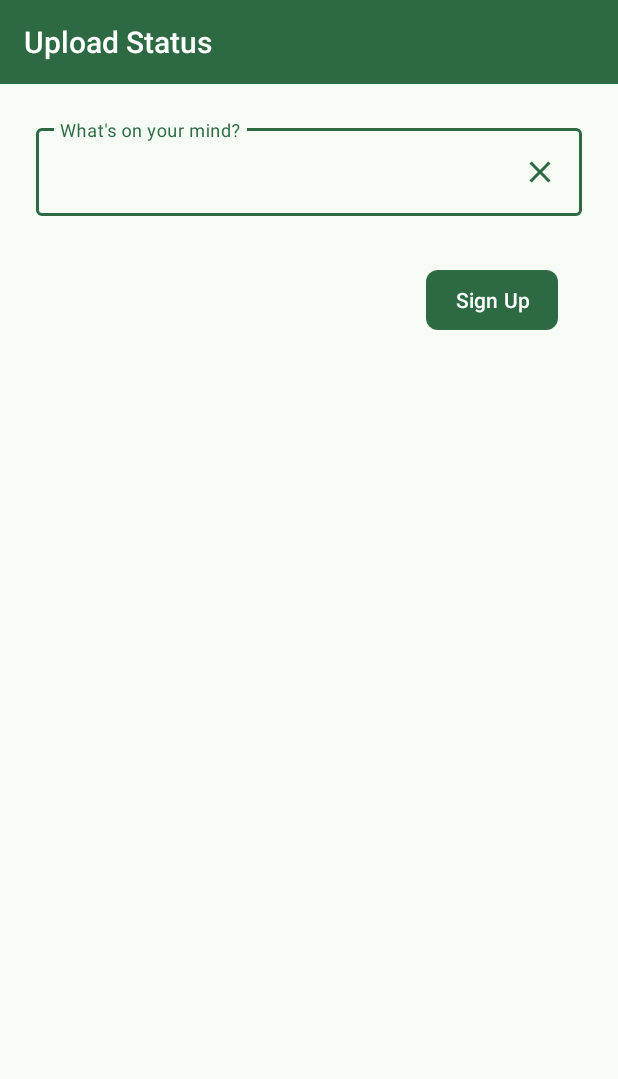
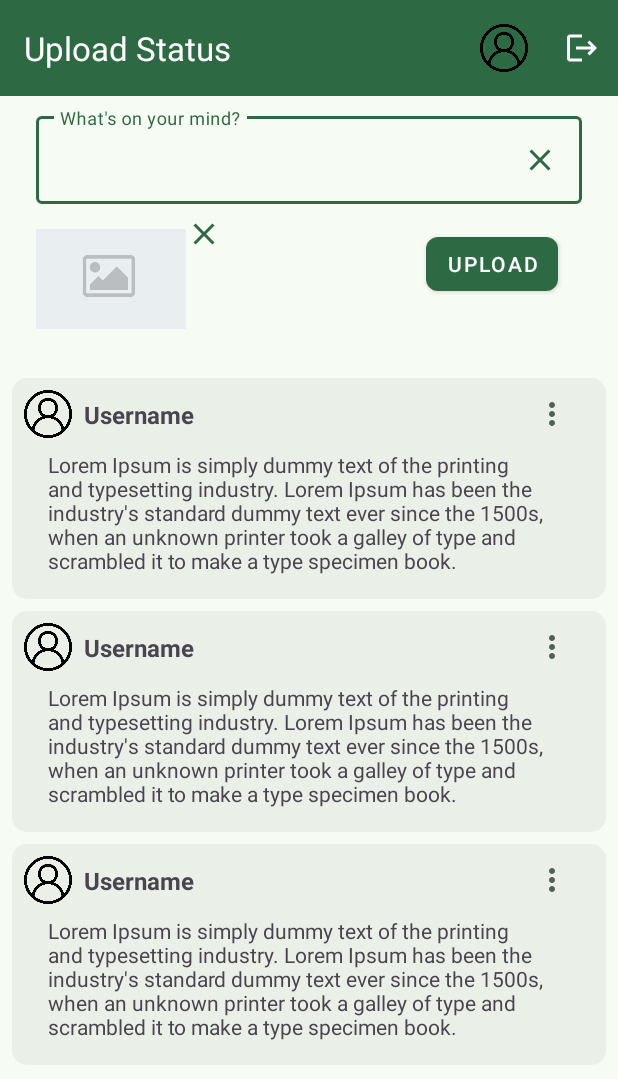
Before and after one commit to MyoWin-andrDev/Mid-Exam, an Android app: the layout activity_home.xml on its own in the app's theme, with its tools: preview values and no code run, on a phone screen of 412 x 824 dp. Shown: the top 1079 px of the screen. Run offline under Robolectric (Android 15) with nearby library versions, the phone set to English and light mode, and no system bars.

Commit message:
Init Upload Status

```diff
--- /dev/null
+++ b/app/src/main/java/com/talentProgramming/midExam/database/StatusDB.kt
@@ -0,0 +1,16 @@
+package com.talentProgramming.midExam.database
+
+import android.content.Context
+import android.database.sqlite.SQLiteDatabase
+import android.database.sqlite.SQLiteOpenHelper
+
+class StatusDB(context : Context) : SQLiteOpenHelper(context, "STATUS_DB", null, 1){
+    val tbl_status = "CREATE TABLE "
+    override fun onCreate(p0: SQLiteDatabase?) {
+
+    }
+
+    override fun onUpgrade(p0: SQLiteDatabase?, p1: Int, p2: Int) {
+        TODO("Not yet implemented")
+    }
+}
--- a/app/src/main/java/com/talentProgramming/midExam/view/HomeActivity.kt
+++ b/app/src/main/java/com/talentProgramming/midExam/view/HomeActivity.kt
@@ -4,6 +4,8 @@ import android.annotation.SuppressLint
 import android.content.Intent
 import android.os.Bundle
 import android.util.Log
+import android.view.Menu
+import android.view.MenuItem
 import androidx.activity.enableEdgeToEdge
 import androidx.appcompat.app.AppCompatActivity
 import com.talentProgramming.midExam.R
@@ -20,6 +22,18 @@ class HomeActivity : AppCompatActivity() {
 //            val username = intent.getStringExtra("username")
 //            Log.d("userName", username.toString())
 //            showToast("Hello $username !!!")
-        setActionBar(binding.tbHome)
+        setSupportActionBar(binding.tbHome)
+    }
+
+    override fun onCreateOptionsMenu(menu: Menu?): Boolean {
+        menuInflater.inflate(R.menu.menu_item, menu)
+        return super.onCreateOptionsMenu(menu)
+    }
+
+    override fun onOptionsItemSelected(item: MenuItem): Boolean {
+        when(item.itemId){
+            R.id.logout -> showToast("Successfully Logged Out !")
+        }
+        return super.onOptionsItemSelected(item)
     }
 }
--- /dev/null
+++ b/app/src/main/res/drawable/bg_status.xml
@@ -0,0 +1,6 @@
+<?xml version="1.0" encoding="utf-8"?>
+<shape xmlns:android="http://schemas.android.com/apk/res/android"
+    android:shape="rectangle">
+    <corners android:radius="10dp"/>
+    <solid android:color="?attr/colorSurfaceContainer"/>
+</shape>
--- /dev/null
+++ b/app/src/main/res/drawable/ic_camera.xml
@@ -0,0 +1,5 @@
+<vector xmlns:android="http://schemas.android.com/apk/res/android" android:height="24dp" android:tint="?attr/colorSecondary" android:viewportHeight="24" android:viewportWidth="24" android:width="24dp">
+
+    <path android:fillColor="@android:color/white" android:pathData="M3,4V1h2v3h3v2H5v3H3V6H0V4H3zM6,10V7h3V4h7l1.83,2H21c1.1,0 2,0.9 2,2v12c0,1.1 -0.9,2 -2,2H5c-1.1,0 -2,-0.9 -2,-2V10H6zM13,19c2.76,0 5,-2.24 5,-5s-2.24,-5 -5,-5s-5,2.24 -5,5S10.24,19 13,19zM9.8,14c0,1.77 1.43,3.2 3.2,3.2s3.2,-1.43 3.2,-3.2s-1.43,-3.2 -3.2,-3.2S9.8,12.23 9.8,14z"/>
+
+</vector>
--- /dev/null
+++ b/app/src/main/res/drawable/ic_image.xml
@@ -0,0 +1,5 @@
+<vector xmlns:android="http://schemas.android.com/apk/res/android" android:height="24dp" android:tint="?attr/colorSecondary" android:viewportHeight="24" android:viewportWidth="24" android:width="24dp">
+
+    <path android:fillColor="@android:color/white" android:pathData="M19,7v2.99s-1.99,0.01 -2,0L17,7h-3s0.01,-1.99 0,-2h3L17,2h2v3h3v2h-3zM16,11L16,8h-3L13,5L5,5c-1.1,0 -2,0.9 -2,2v12c0,1.1 0.9,2 2,2h12c1.1,0 2,-0.9 2,-2v-8h-3zM5,19l3,-4 2,3 3,-4 4,5L5,19z"/>
+
+</vector>
--- /dev/null
+++ b/app/src/main/res/drawable/ic_logout.xml
@@ -0,0 +1,5 @@
+<vector xmlns:android="http://schemas.android.com/apk/res/android" android:autoMirrored="true" android:height="24dp" android:tint="#FFFFFF" android:viewportHeight="24" android:viewportWidth="24" android:width="24dp">
+
+    <path android:fillColor="@android:color/white" android:pathData="M17,7l-1.41,1.41L18.17,11H8v2h10.17l-2.58,2.58L17,17l5,-5zM4,5h8V3H4c-1.1,0 -2,0.9 -2,2v14c0,1.1 0.9,2 2,2h8v-2H4V5z"/>
+
+</vector>
--- /dev/null
+++ b/app/src/main/res/drawable/ic_more_vert.xml
@@ -0,0 +1,5 @@
+<vector xmlns:android="http://schemas.android.com/apk/res/android" android:height="24dp" android:tint="?attr/colorSecondary" android:viewportHeight="24" android:viewportWidth="24" android:width="24dp">
+
+    <path android:fillColor="@android:color/white" android:pathData="M12,8c1.1,0 2,-0.9 2,-2s-0.9,-2 -2,-2 -2,0.9 -2,2 0.9,2 2,2zM12,10c-1.1,0 -2,0.9 -2,2s0.9,2 2,2 2,-0.9 2,-2 -0.9,-2 -2,-2zM12,16c-1.1,0 -2,0.9 -2,2s0.9,2 2,2 2,-0.9 2,-2 -0.9,-2 -2,-2z"/>
+
+</vector>
--- a/app/src/main/res/layout/activity_home.xml
+++ b/app/src/main/res/layout/activity_home.xml
@@ -5,9 +5,10 @@
     android:id="@+id/main"
     android:layout_width="match_parent"
     android:layout_height="match_parent"
+    android:background="?attr/colorSurface"
     tools:context=".view.HomeActivity">
 
-    <Toolbar
+    <androidx.appcompat.widget.Toolbar
         android:id="@+id/tbHome"
         android:layout_width="match_parent"
         android:layout_height="wrap_content"
@@ -15,19 +16,22 @@
         app:layout_constraintEnd_toEndOf="parent"
         app:layout_constraintTop_toTopOf="parent"
         android:background="?attr/colorPrimary"
-        android:title="Upload Status"
-        android:titleTextColor="?attr/colorOnPrimary"/>
+        app:title="Upload Status"
+        app:titleTextColor="?attr/colorOnPrimary"
+        app:menu="@menu/menu_item"/>
 
     <com.google.android.material.textfield.TextInputLayout
         android:id="@+id/ilStatus"
         android:layout_width="match_parent"
         android:layout_height="wrap_content"
+        style="@style/Widget.Material3.TextInputLayout.OutlinedBox"
         app:layout_constraintTop_toBottomOf="@id/tbHome"
         app:layout_constraintStart_toStartOf="parent"
         app:layout_constraintEnd_toEndOf="parent"
-        app:boxStrokeColor="@color/md_theme_primary"
         android:textColorHint="@color/md_theme_secondary"
-        android:layout_margin="24dp">
+        android:layout_marginStart="24dp"
+        android:layout_marginEnd="24dp"
+        android:layout_marginTop="8dp">
 
         <com.google.android.material.textfield.TextInputEditText
             android:id="@+id/etStatus"
@@ -42,17 +46,65 @@
 
     </com.google.android.material.textfield.TextInputLayout>
 
+    <ImageView
+        android:id="@+id/ivCamera"
+        android:layout_width="32dp"
+        android:layout_height="32dp"
+        app:layout_constraintStart_toStartOf="@id/ilStatus"
+        app:layout_constraintTop_toTopOf="@id/btSignUp"
+        android:src="@drawable/ic_camera"
+        android:visibility="gone"/>
+
+    <ImageView
+        android:id="@+id/ivImage"
+        android:layout_width="32dp"
+        android:layout_height="32dp"
+        app:layout_constraintStart_toEndOf="@id/ivCamera"
+        app:layout_constraintTop_toTopOf="@id/btSignUp"
+        android:src="@drawable/ic_image"
+        android:layout_marginStart="16dp"
+        android:visibility="gone"/>
+
+    <ImageView
+        android:id="@+id/ivUpload"
+        android:layout_width="100dp"
+        android:layout_height="100dp"
+        app:layout_constraintStart_toStartOf="@id/ilStatus"
+        app:layout_constraintTop_toBottomOf="@id/ilStatus"
+        android:src="@drawable/default_image"/>
+
+    <ImageView
+        android:id="@+id/ivClear"
+        android:layout_width="wrap_content"
+        android:layout_height="wrap_content"
+        app:layout_constraintStart_toEndOf="@id/ivUpload"
+        app:layout_constraintTop_toTopOf="@id/ivUpload"
+        android:src="@drawable/ic_clear"
+        android:layout_marginTop="8dp"/>
+
     <com.google.android.material.button.MaterialButton
         android:id="@+id/btSignUp"
         android:layout_width="wrap_content"
         android:layout_height="wrap_content"
-        android:text="Sign Up"
+        style="@style/Widget.MaterialComponents.Button"
+        android:text="Upload"
         app:layout_constraintTop_toBottomOf="@id/ilStatus"
         app:layout_constraintEnd_toEndOf="parent"
         android:layout_marginStart="40dp"
         android:layout_marginEnd="40dp"
-        android:layout_marginTop="32dp"
+        android:layout_marginTop="16dp"
         app:cornerRadius="8dp"
         android:padding="8dp"/>
 
+    <androidx.recyclerview.widget.RecyclerView
+        android:layout_width="match_parent"
+        android:layout_height="wrap_content"
+        app:layout_constraintStart_toStartOf="parent"
+        app:layout_constraintEnd_toEndOf="parent"
+        tools:listitem="@layout/list_view_status"
+        app:layout_constraintTop_toBottomOf="@id/ivUpload"
+        android:layout_marginTop="16dp"
+        android:layout_marginStart="8dp"
+        android:layout_marginEnd="8dp"/>
+
 </androidx.constraintlayout.widget.ConstraintLayout>
--- a/app/src/main/res/layout/activity_login.xml
+++ b/app/src/main/res/layout/activity_login.xml
@@ -36,6 +36,7 @@
         android:id="@+id/etUsername"
         android:layout_width="match_parent"
         android:layout_height="wrap_content"
+        style="@style/Widget.Material3.TextInputLayout.OutlinedBox"
         app:layout_constraintStart_toStartOf="parent"
         app:layout_constraintEnd_toEndOf="parent"
         android:hint="Username"
@@ -60,6 +61,7 @@
             android:id="@+id/etPassword"
             android:layout_width="match_parent"
             android:layout_height="wrap_content"
+            style="@style/Widget.Material3.TextInputLayout.OutlinedBox"
             app:layout_constraintStart_toStartOf="parent"
             app:layout_constraintEnd_toEndOf="parent"
             android:hint="Password"
@@ -72,6 +74,7 @@
         android:id="@+id/btLogin"
         android:layout_width="match_parent"
         android:layout_height="wrap_content"
+        style="@style/Widget.MaterialComponents.Button"
         android:text="Login"
         app:layout_constraintStart_toStartOf="parent"
         app:layout_constraintEnd_toEndOf="parent"
@@ -97,6 +100,7 @@
         android:id="@+id/btRegister"
         android:layout_width="match_parent"
         android:layout_height="wrap_content"
+        style="@style/Widget.MaterialComponents.Button.OutlinedButton"
         android:text="Create New Account"
         android:textColor="@color/md_theme_primary"
         android:backgroundTint="@color/md_theme_surface"
--- a/app/src/main/res/layout/activity_register.xml
+++ b/app/src/main/res/layout/activity_register.xml
@@ -36,6 +36,7 @@
             android:id="@+id/etUsername"
             android:layout_width="match_parent"
             android:layout_height="wrap_content"
+            style="@style/Widget.Material3.TextInputLayout.OutlinedBox"
             app:layout_constraintStart_toStartOf="parent"
             app:layout_constraintEnd_toEndOf="parent"
             android:hint="Username"
@@ -60,6 +61,7 @@
             android:id="@+id/etPassword"
             android:layout_width="match_parent"
             android:layout_height="wrap_content"
+            style="@style/Widget.Material3.TextInputLayout.OutlinedBox"
             app:layout_constraintStart_toStartOf="parent"
             app:layout_constraintEnd_toEndOf="parent"
             android:hint="Password"
@@ -84,6 +86,7 @@
             android:id="@+id/etRePassword"
             android:layout_width="match_parent"
             android:layout_height="wrap_content"
+            style="@style/Widget.Material3.TextInputLayout.OutlinedBox"
             app:layout_constraintStart_toStartOf="parent"
             app:layout_constraintEnd_toEndOf="parent"
             android:hint="Password"
@@ -96,6 +99,7 @@
         android:id="@+id/btSignUp"
         android:layout_width="match_parent"
         android:layout_height="wrap_content"
+        style="@style/Widget.MaterialComponents.Button"
         android:text="Sign Up"
         app:layout_constraintStart_toStartOf="parent"
         app:layout_constraintEnd_toEndOf="parent"
@@ -121,6 +125,7 @@
         android:id="@+id/btLogin"
         android:layout_width="match_parent"
         android:layout_height="wrap_content"
+        style="@style/Widget.MaterialComponents.Button.OutlinedButton"
         android:text="Go To Login"
         android:textColor="@color/md_theme_primary"
         android:backgroundTint="@color/md_theme_surface"
--- /dev/null
+++ b/app/src/main/res/layout/list_view_status.xml
@@ -0,0 +1,52 @@
+<?xml version="1.0" encoding="utf-8"?>
+<androidx.constraintlayout.widget.ConstraintLayout xmlns:android="http://schemas.android.com/apk/res/android"
+    android:layout_width="match_parent"
+    android:layout_height="wrap_content"
+    android:background="@drawable/bg_status"
+    android:padding="8dp"
+    android:layout_marginBottom="8dp"
+    xmlns:app="http://schemas.android.com/apk/res-auto">
+
+    <ImageView
+        android:id="@+id/ivProfile"
+        android:layout_width="32dp"
+        android:layout_height="32dp"
+        app:layout_constraintStart_toStartOf="parent"
+        app:layout_constraintTop_toTopOf="parent"
+        android:src="@drawable/user"/>
+
+    <TextView
+        android:layout_width="wrap_content"
+        android:layout_height="wrap_content"
+        app:layout_constraintStart_toEndOf="@id/ivProfile"
+        app:layout_constraintTop_toTopOf="@id/ivProfile"
+        app:layout_constraintBottom_toBottomOf="@id/ivProfile"
+        android:text="Username"
+        android:layout_marginStart="8dp"
+        android:textSize="16sp"
+        android:textStyle="bold"/>
+
+    <ImageView
+        android:id="@+id/ivMore"
+        android:layout_width="24dp"
+        android:layout_height="24dp"
+        app:layout_constraintEnd_toEndOf="parent"
+        app:layout_constraintTop_toTopOf="@id/ivProfile"
+        app:layout_constraintBottom_toBottomOf="@id/ivProfile"
+        android:src="@drawable/ic_more_vert"
+        android:layout_marginEnd="16dp"/>
+
+    <TextView
+        android:layout_width="0dp"
+        android:layout_height="wrap_content"
+        app:layout_constraintStart_toStartOf="parent"
+        app:layout_constraintEnd_toEndOf="parent"
+        app:layout_constraintTop_toBottomOf="@id/ivProfile"
+        android:text="Lorem Ipsum is simply dummy text of the printing and typesetting industry. Lorem Ipsum has been the industry's standard dummy text ever since the 1500s, when an unknown printer took a galley of type and scrambled it to make a type specimen book."
+        android:paddingTop="8dp"
+        android:paddingBottom="8dp"
+        android:paddingStart="16dp"
+        android:paddingEnd="16dp"/>
+
+
+</androidx.constraintlayout.widget.ConstraintLayout>
--- /dev/null
+++ b/app/src/main/res/menu/menu_item.xml
@@ -0,0 +1,18 @@
+<?xml version="1.0" encoding="utf-8"?>
+<menu xmlns:android="http://schemas.android.com/apk/res/android"
+    xmlns:app="http://schemas.android.com/apk/res-auto">
+
+    <item
+        android:id="@+id/profile"
+        android:title="Account"
+        app:showAsAction="always"
+        android:icon="@drawable/user"
+        android:iconTint="@color/md_theme_onPrimary"/>
+
+    <item
+        android:id="@+id/logout"
+        android:title="Logout"
+        app:showAsAction="always"
+        android:icon="@drawable/ic_logout"/>
+
+</menu>
```
Also changed, not shown: app/src/main/res/drawable/default_image.jpg (added), app/src/main/res/drawable/ic_logout.png (deleted), app/src/main/res/drawable/user.png (added).
